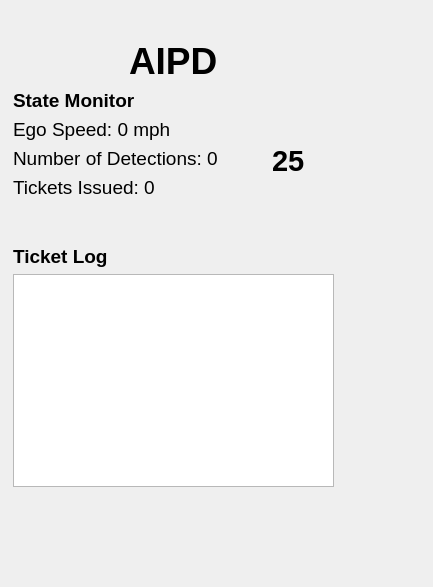
Before: the Qt Designer form aipd_panel/resource/aipd_panel.ui in linklab-uva/aipd, drawn with Qt 5.
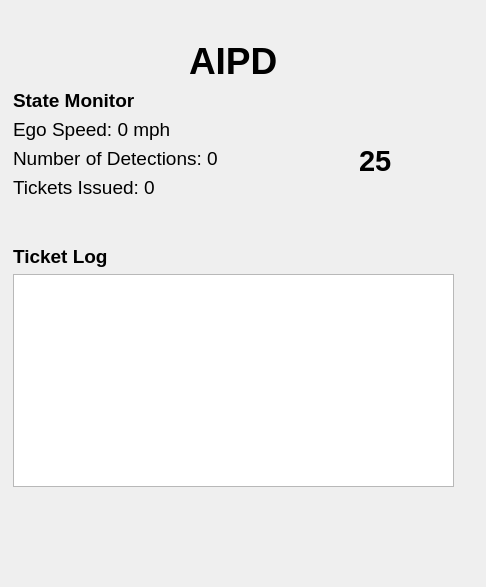
After: the same form once the commit is applied. Icons and pictures are not drawn.

Commit message: panel updates dynamically

Diff of the .ui file:
```diff
--- a/aipd_panel/resource/aipd_panel.ui
+++ b/aipd_panel/resource/aipd_panel.ui
@@ -6,7 +6,7 @@
    <rect>
     <x>0</x>
     <y>0</y>
-    <width>433</width>
+    <width>486</width>
     <height>587</height>
    </rect>
   </property>
@@ -18,7 +18,7 @@
     <rect>
      <x>13</x>
      <y>40</y>
-     <width>321</width>
+     <width>441</width>
      <height>447</height>
     </rect>
    </property>
@@ -72,7 +72,7 @@
        </widget>
       </item>
       <item>
-       <widget class="QListView" name="ticket_log"/>
+       <widget class="QListWidget" name="ticket_log"/>
       </item>
      </layout>
     </item>
@@ -81,20 +81,20 @@
   <widget class="QLabel" name="label">
    <property name="geometry">
     <rect>
-     <x>251</x>
+     <x>338</x>
      <y>92</y>
      <width>81</width>
      <height>101</height>
     </rect>
    </property>
    <property name="text">
-    <string>&lt;html&gt;&lt;head/&gt;&lt;body&gt;&lt;p&gt;&lt;img src=&quot;:/sign.png&quot;/&gt;&lt;/p&gt;&lt;/body&gt;&lt;/html&gt;</string>
+    <string>&lt;html&gt;&lt;head/&gt;&lt;body&gt;&lt;p&gt;&lt;img src=&quot;:/images/sign.png&quot;/&gt;&lt;/p&gt;&lt;/body&gt;&lt;/html&gt;</string>
    </property>
   </widget>
   <widget class="QLabel" name="label_5">
    <property name="geometry">
     <rect>
-     <x>272</x>
+     <x>359</x>
      <y>144</y>
      <width>61</width>
      <height>31</height>
```
Left out of the diff: 5 changed lines with no effect on the pictures. The commit also changes 9 other files.
